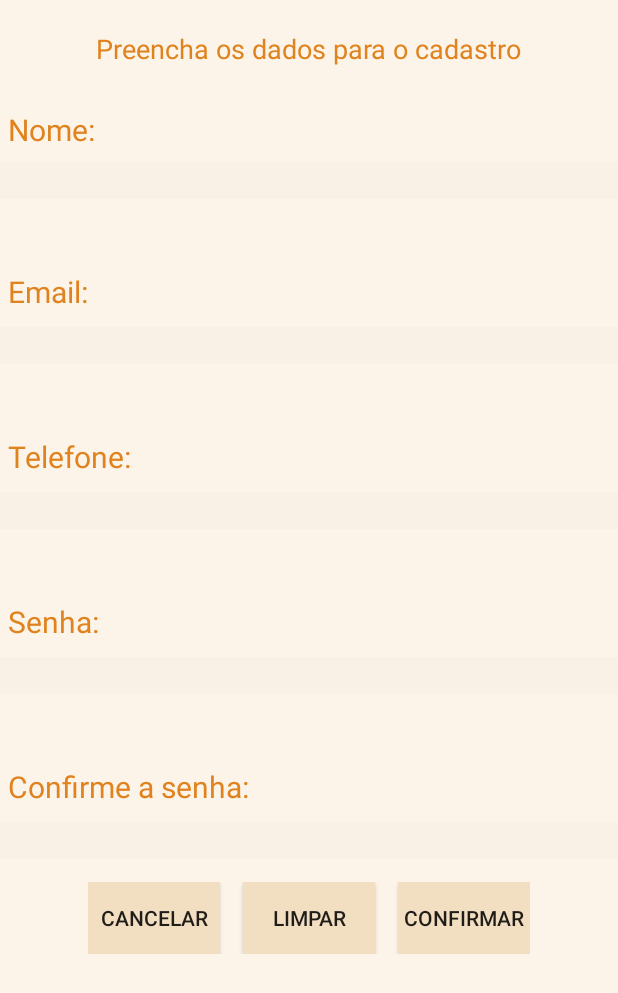
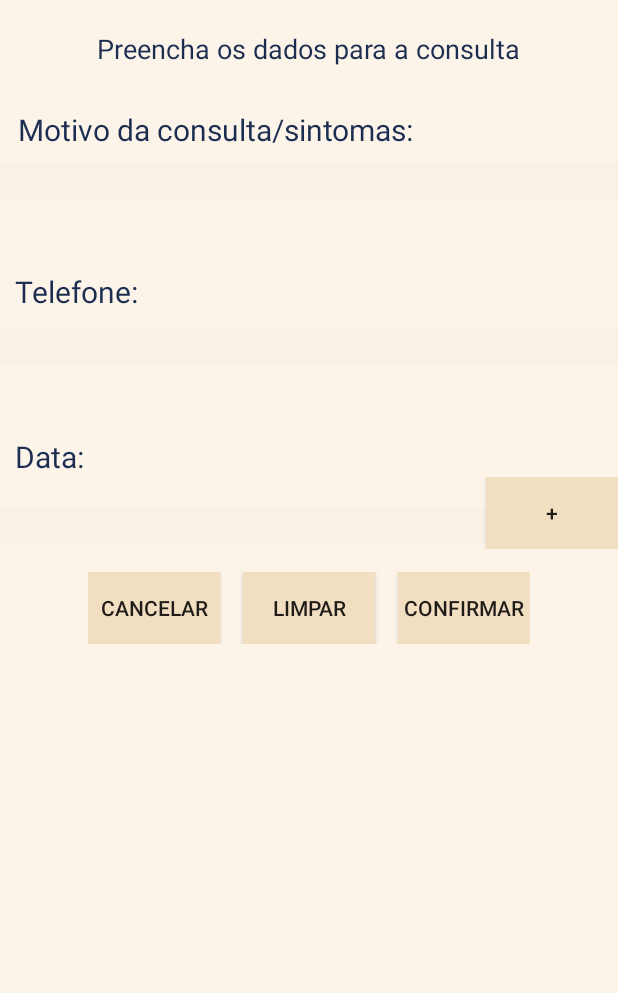
Before and after one commit to lunnos/AppConsulta, an Android app: the layout activity_consulta.xml on its own in the app's theme, with its tools: preview values and no code run, on a phone screen of 412 x 824 dp. Shown: the top 993 px of the screen. Run offline under Robolectric (Android 15) with nearby library versions, the phone set to English and light mode, and no system bars.

Commit message:
Criei as telas ConsultaActivity e ListaActivity e seus designs

```diff
--- a/app/src/main/AndroidManifest.xml
+++ b/app/src/main/AndroidManifest.xml
@@ -10,13 +10,17 @@
         android:supportsRtl="true"
         android:theme="@style/AppTheme">
         <activity android:name=".LoginActivity">
+
+        </activity>
+        <activity android:name=".CadastroActivity" />
+        <activity android:name=".ListaActivity" />
+        <activity android:name=".ConsultaActivity">
             <intent-filter>
                 <action android:name="android.intent.action.MAIN" />
 
                 <category android:name="android.intent.category.LAUNCHER" />
             </intent-filter>
         </activity>
-        <activity android:name=".CadastroActivity"></activity>
     </application>
 
 </manifest>
--- a/app/src/main/res/layout/activity_cadastro.xml
+++ b/app/src/main/res/layout/activity_consulta.xml
@@ -5,7 +5,7 @@
     android:layout_width="match_parent"
     android:layout_height="match_parent"
     android:background="#fcf4e8"
-    tools:context="org.neocities.dolphintech.appconsulta.CadastroActivity">
+    tools:context="org.neocities.dolphintech.appconsulta.ConsultaActivity">
 
     <LinearLayout
         android:layout_width="match_parent"
@@ -15,27 +15,26 @@
         <TextView
             android:layout_width="wrap_content"
             android:layout_height="wrap_content"
-            android:text="Preencha os dados para o cadastro"
+            android:text="Preencha os dados para a consulta"
             android:layout_gravity="center_horizontal"
             android:layout_marginTop="20dp"
             android:layout_marginBottom="20dp"
             android:textSize="18dp"
-            android:textColor="#e0821d"/>
+            android:textColor="#1c2d51"/>
 
         <TextView
-            android:id="@+id/textView"
             android:layout_width="wrap_content"
             android:layout_height="wrap_content"
             android:layout_marginBottom="8dp"
             android:layout_marginTop="8dp"
             android:textSize="20dp"
-            android:text="Nome:"
-            android:textColor="#e0821d"
-            android:layout_marginLeft="5dp"
+            android:text="Motivo da consulta/sintomas:"
+            android:textColor="#1c2d51"
+            android:layout_marginLeft="12dp"
             />
 
         <EditText
-            android:id="@+id/editText"
+            android:id="@+id/etSintomas"
             android:layout_width="match_parent"
             android:layout_height="wrap_content"
             android:inputType="textPersonName"
@@ -43,38 +42,18 @@
             />
 
         <TextView
-            android:id="@+id/txtEmail"
-            android:layout_width="wrap_content"
-            android:layout_height="wrap_content"
-            android:layout_marginTop="48dp"
-            android:textSize="20dp"
-            android:text="Email:"
-            android:layout_marginLeft="5dp"
-            android:textColor="#e0821d"
-            />
-
-        <EditText
-            android:id="@+id/etEmail"
-            android:layout_width="match_parent"
-            android:layout_height="wrap_content"
-            android:layout_marginTop="10dp"
-            android:inputType="textEmailAddress"
-            android:background="#f9f1e5"
-            />
-
-        <TextView
-            android:id="@+id/textView2"
+            android:id="@+id/tvTelefoneConsulta"
             android:layout_width="wrap_content"
             android:layout_height="wrap_content"
             android:layout_marginTop="48dp"
             android:textSize="20dp"
             android:text="Telefone:"
-            android:layout_marginLeft="5dp"
-            android:textColor="#e0821d"
+            android:layout_marginLeft="10dp"
+            android:textColor="#1c2d51"
             />
 
         <EditText
-            android:id="@+id/etTelefone"
+            android:id="@+id/etTelefoneConsulta"
             android:layout_width="match_parent"
             android:layout_height="wrap_content"
             android:layout_marginTop="10dp"
@@ -82,45 +61,42 @@
             android:background="#f9f1e5"
             />
 
+
+
         <TextView
-            android:id="@+id/txtSenha"
+            android:id="@+id/txtData"
             android:layout_width="wrap_content"
             android:layout_height="wrap_content"
             android:layout_marginTop="48dp"
             android:textSize="20dp"
-            android:text="Senha:"
-            android:layout_marginLeft="5dp"
-            android:textColor="#e0821d"
+            android:text="Data:"
+            android:layout_marginLeft="10dp"
+            android:textColor="#1c2d51"
             />
+        <LinearLayout
+            android:layout_width="match_parent"
+            android:layout_height="wrap_content">
 
             <EditText
-            android:id="@+id/etSenha"
-            android:layout_width="match_parent"
+                android:id="@+id/etData"
+                android:layout_width="0dp"
+                android:layout_weight="1"
                 android:layout_height="wrap_content"
                 android:layout_marginTop="10dp"
-            android:inputType="textPassword"
+                android:inputType="text|date"
                 android:background="#f9f1e5"
                 />
 
-        <TextView
-            android:id="@+id/txtConfirmarSenha"
+            <Button
                 android:layout_width="wrap_content"
                 android:layout_height="wrap_content"
-            android:layout_marginTop="48dp"
-            android:textSize="20dp"
-            android:text="Confirme a senha:"
-            android:layout_marginLeft="5dp"
-            android:textColor="#e0821d"
-            />
+                android:text="+"
+                android:background="#f2dec1"
+                android:id="@+id/btnData"/>
 
-        <EditText
-            android:id="@+id/etConfirmarSenha"
-            android:layout_width="match_parent"
-            android:layout_height="wrap_content"
-            android:layout_marginTop="10dp"
-            android:inputType="textPassword"
-            android:background="#f9f1e5"
-            />
+
+        </LinearLayout>
+
 
         <LinearLayout
             android:layout_width="wrap_content"
@@ -130,6 +106,7 @@
             android:layout_marginTop="15dp">
 
             <Button
+                android:id="@+id/btnCancelar"
                 android:layout_width="wrap_content"
                 android:layout_height="wrap_content"
                 android:layout_marginRight="15dp"
@@ -138,6 +115,7 @@
                 />
 
             <Button
+                android:id="@+id/btnLimparConsulta"
                 android:layout_width="wrap_content"
                 android:layout_height="wrap_content"
                 android:layout_marginRight="15dp"
@@ -146,6 +124,7 @@
                 />
 
             <Button
+                android:id="@+id/btnConfirmarConsulta"
                 android:layout_width="wrap_content"
                 android:layout_height="wrap_content"
                 android:text="Confirmar"
```
Also changed, not shown: app/src/main/java/org/neocities/dolphintech/appconsulta/ConsultaActivity.java (added, +63 -0 lines), app/src/main/java/org/neocities/dolphintech/appconsulta/ListaActivity.java (added, +29 -0 lines), app/src/main/res/layout/activity_lista.xml (added, +62 -0 lines), app/src/main/res/layout/activity_login.xml (+9 -5 lines). Lines whose indentation alone changed are shown as unchanged.
